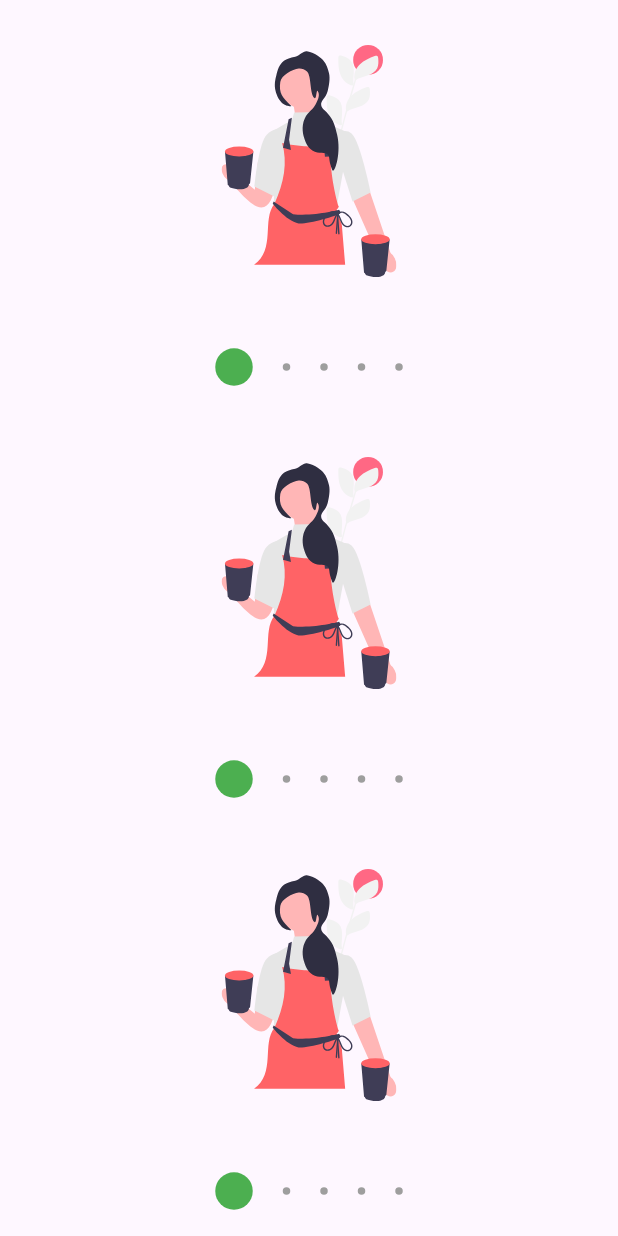
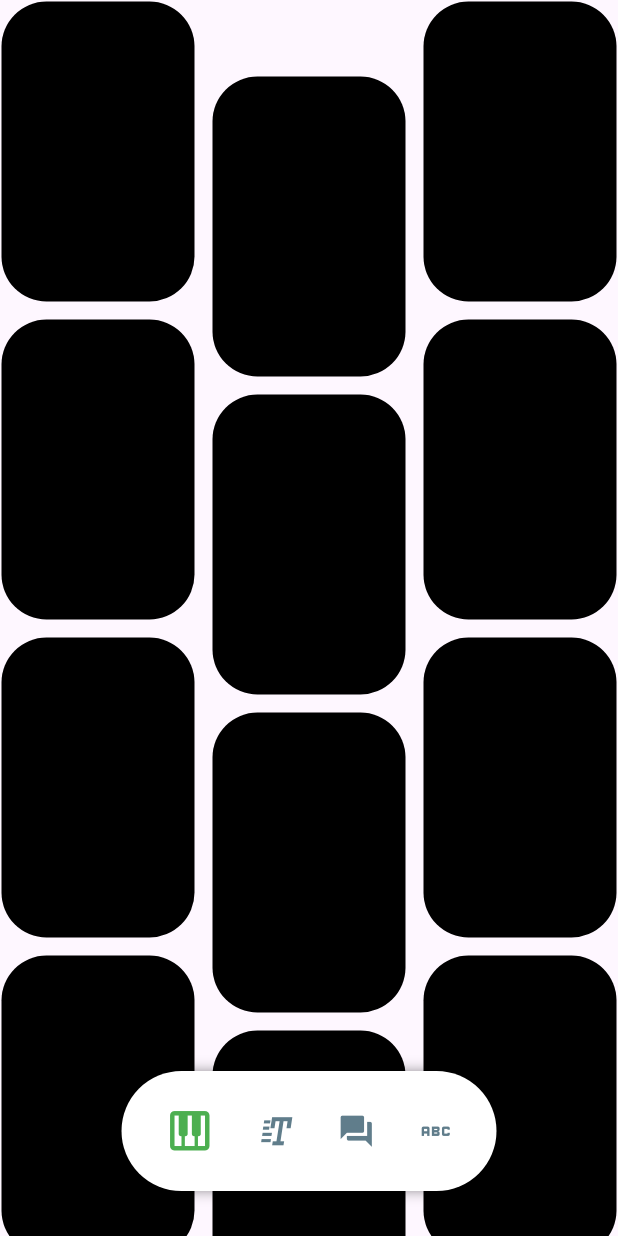
Before and after one commit to carlosdiazz/flutter_disenos_2, a Flutter app: the screen it shows after launch, on a phone screen of 412 x 824 dp. Run offline on Flutter 3.47's test engine with Material 3 defaults, Android fonts, the phone set to English and light mode, and no system bars; our stand-ins replace flutter_svg.

Commit message:
Termine seccion 6

```diff
--- a/analysis_options.yaml
+++ b/analysis_options.yaml
@@ -1 +1,4 @@
 include: package:flutter_lints/flutter.yaml
+linter:
+  rules:
+    avoid_print: false
--- a/lib/main.dart
+++ b/lib/main.dart
@@ -11,6 +11,6 @@ class MainApp extends StatelessWidget {
   @override
   Widget build(BuildContext context) {
     return const MaterialApp(
-        debugShowCheckedModeBanner: false, home: SlideShowPage());
+        debugShowCheckedModeBanner: false, home: PinterestPage());
   }
 }
--- a/lib/src/pages/pages.dart
+++ b/lib/src/pages/pages.dart
@@ -2,3 +2,4 @@ export './animaciones_page.dart';
 export './headers_page.dart';
 export './graficas_circulares_page.dart';
 export './slideshow_pages.dart';
+export './pinterest_pages.dart';
--- /dev/null
+++ b/lib/src/pages/pinterest_pages.dart
@@ -0,0 +1,161 @@
+import 'package:flutter/material.dart';
+import 'package:flutter_staggered_grid_view/flutter_staggered_grid_view.dart';
+import 'package:custom_painter/src/widgets/pinterest_menu.dart';
+import 'package:provider/provider.dart';
+
+class PinterestPage extends StatelessWidget {
+  const PinterestPage({super.key});
+
+  @override
+  Widget build(BuildContext context) {
+    return ChangeNotifierProvider(
+      create: (_) => _MenuModel(),
+      child: const Scaffold(
+        body: Stack(
+          children: [
+            PinterestGrid(),
+            _PinterestMenuLocation(),
+          ],
+        ),
+        //body: PinterestGrid(),
+        //body: PinterestMenu(),
+      ),
+    );
+  }
+}
+
+class _PinterestMenuLocation extends StatelessWidget {
+  const _PinterestMenuLocation();
+
+  @override
+  Widget build(BuildContext context) {
+    final widthPantalla = MediaQuery.of(context).size.width;
+    final mostrar = Provider.of<_MenuModel>(
+      context,
+    ).mostrar;
+
+    final List<PinterestButton> items = [
+      PinterestButton(
+          onPressed: () {
+            print("Boton 1");
+          },
+          icon: Icons.piano),
+      PinterestButton(
+          onPressed: () {
+            print("Boton 2");
+          },
+          icon: Icons.rtt),
+      PinterestButton(
+          onPressed: () {
+            print("Boton 3");
+          },
+          icon: Icons.question_answer),
+      PinterestButton(
+          onPressed: () {
+            print("Boton 4");
+          },
+          icon: Icons.abc)
+    ];
+
+    return Positioned(
+        bottom: 30,
+        child: SizedBox(
+            width: widthPantalla,
+            child: Align(
+                child: PinterestMenu(
+              items: items,
+              mostrar: mostrar,
+              activeColor: Colors.green,
+            ))));
+  }
+}
+
+class PinterestGrid extends StatefulWidget {
+  const PinterestGrid({super.key});
+
+  @override
+  State<PinterestGrid> createState() => _PinterestGridState();
+}
+
+class _PinterestGridState extends State<PinterestGrid> {
+  final List<int> items = List.generate(200, (index) => index);
+  double scrollAnterior = 0;
+
+  ScrollController controller = ScrollController();
+
+  @override
+  void initState() {
+    controller.addListener(() {
+      //print("ScrollListener ${controller.offset}");
+      if (controller.offset > scrollAnterior && controller.offset > 150) {
+        Provider.of<_MenuModel>(context, listen: false).mostrar = false;
+      } else {
+        Provider.of<_MenuModel>(context, listen: false).mostrar = true;
+      }
+      scrollAnterior = controller.offset;
+    });
+    super.initState();
+  }
+
+  @override
+  void dispose() {
+    controller.dispose();
+    super.dispose();
+  }
+
+  @override
+  Widget build(BuildContext context) {
+    return MasonryGridView.count(
+      controller: controller,
+      crossAxisCount: 3,
+      mainAxisSpacing: 10,
+      crossAxisSpacing: 10,
+      itemCount: items.length,
+      itemBuilder: (context, index) {
+        if (index == 1) {
+          return Column(
+            children: [
+              const SizedBox(
+                height: 50,
+                width: 50,
+              ),
+              _PinterestItem(
+                index: items[index],
+              )
+            ],
+          );
+        }
+        return _PinterestItem(
+          index: items[index],
+        );
+      },
+    );
+  }
+}
+
+class _PinterestItem extends StatelessWidget {
+  final int index;
+  const _PinterestItem({required this.index});
+
+  @override
+  Widget build(BuildContext context) {
+    return Container(
+      margin: const EdgeInsets.all(1),
+      decoration: BoxDecoration(
+          color: Colors.black, borderRadius: BorderRadius.circular(30)),
+      width: 200,
+      height: 200,
+    );
+  }
+}
+
+class _MenuModel with ChangeNotifier {
+  bool _mostrar = true;
+
+  bool get mostrar => _mostrar;
+
+  set mostrar(bool valor) {
+    _mostrar = valor;
+    notifyListeners();
+  }
+}
--- /dev/null
+++ b/lib/src/widgets/pinterest_menu.dart
@@ -0,0 +1,125 @@
+import 'package:flutter/material.dart';
+import 'package:provider/provider.dart';
+
+class PinterestButton {
+  final void Function() onPressed;
+  final IconData icon;
+  PinterestButton({required this.onPressed, required this.icon});
+}
+
+class PinterestMenu extends StatelessWidget {
+  final List<PinterestButton> items;
+  final bool mostrar;
+  final Color backgroundColor;
+  final Color activeColor;
+  final Color inactiveColor;
+
+  const PinterestMenu(
+      {super.key,
+      this.mostrar = true,
+      required this.items,
+      this.backgroundColor = Colors.white,
+      this.activeColor = Colors.black,
+      this.inactiveColor = Colors.blueGrey});
+
+  @override
+  Widget build(BuildContext context) {
+    return ChangeNotifierProvider(
+      create: (_) => _MenuModel(),
+      child: AnimatedOpacity(
+        duration: const Duration(milliseconds: 250),
+        opacity: mostrar ? 1 : 0,
+        child: Builder(
+          builder: (context) {
+            Provider.of<_MenuModel>(context).backgroundColor = backgroundColor;
+            Provider.of<_MenuModel>(context).activeColor = activeColor;
+            Provider.of<_MenuModel>(context).inactiveColor = inactiveColor;
+
+            return _PinterestMenuBackground(
+              child: _MenuItems(items),
+            );
+          },
+        ),
+      ),
+    );
+  }
+}
+
+class _PinterestMenuBackground extends StatelessWidget {
+  final Widget child;
+  const _PinterestMenuBackground({required this.child});
+
+  @override
+  Widget build(BuildContext context) {
+    Color backgroundColor = Provider.of<_MenuModel>(context).backgroundColor;
+
+    return Container(
+      width: 250,
+      height: 80,
+      decoration: BoxDecoration(
+          color: backgroundColor,
+          borderRadius: BorderRadius.circular(100),
+          //Sombra
+          boxShadow: const <BoxShadow>[
+            BoxShadow(color: Colors.black, blurRadius: 10, spreadRadius: -5)
+          ]),
+      child: child,
+    );
+  }
+}
+
+class _MenuItems extends StatelessWidget {
+  final List<PinterestButton> menuItems;
+  const _MenuItems(this.menuItems);
+
+  @override
+  Widget build(BuildContext context) {
+    return Row(
+      mainAxisAlignment: MainAxisAlignment.spaceEvenly,
+      children: List.generate(
+          menuItems.length, (i) => _PinterestMenuButton(i, menuItems[i])),
+    );
+  }
+}
+
+class _PinterestMenuButton extends StatelessWidget {
+  final int index;
+  final PinterestButton item;
+  const _PinterestMenuButton(this.index, this.item);
+
+  @override
+  Widget build(BuildContext context) {
+    final menuModel = Provider.of<_MenuModel>(context);
+
+    return GestureDetector(
+      onTap: () {
+        Provider.of<_MenuModel>(context, listen: false).itemSeleccionado =
+            index;
+        item.onPressed();
+      },
+      child: SizedBox(
+        child: Icon(
+          item.icon,
+          size: (menuModel.itemSeleccionado == index) ? 35 : 25,
+          color: (menuModel.itemSeleccionado == index)
+              ? menuModel.activeColor
+              : menuModel.inactiveColor,
+        ),
+      ),
+    );
+  }
+}
+
+class _MenuModel with ChangeNotifier {
+  int _itemSeleccionado = 0;
+  Color backgroundColor = Colors.white;
+  Color activeColor = Colors.red;
+  Color inactiveColor = Colors.blueGrey;
+
+  int get itemSeleccionado => _itemSeleccionado;
+
+  set itemSeleccionado(int index) {
+    _itemSeleccionado = index;
+    notifyListeners();
+  }
+}
--- a/pubspec.yaml
+++ b/pubspec.yaml
@@ -11,6 +11,7 @@ dependencies:
     sdk: flutter
   flutter_svg: ^2.0.9
   provider: ^6.1.1
+  flutter_staggered_grid_view: ^0.7.0
 
 
 dev_dependencies:
```
Also changed, not shown: pubspec.lock.
